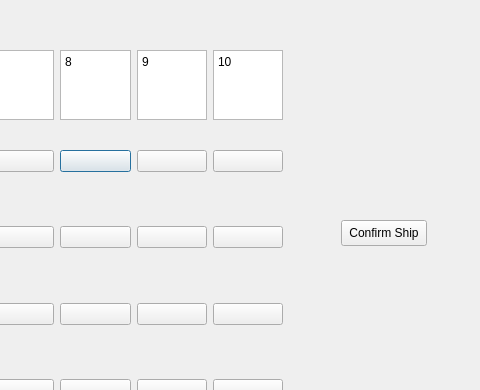
Qt form battleship.ui (jackalot/Connect-4-Class-Project) before a commit; both pictures show x 589 to 1069 and y 0 to 390 of the 1069 by 736 pixel window.
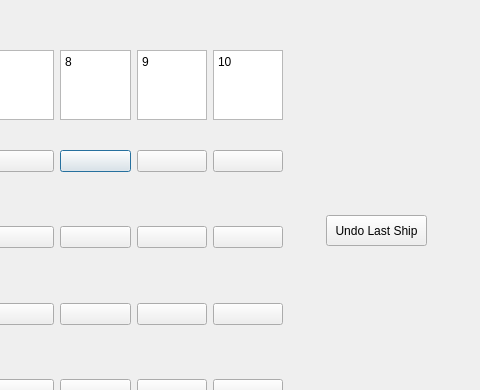
The same form after that commit.

Commit message: confirm ship has been changed to undo last ship

What changed in the file:
```diff
--- a/battleship.ui
+++ b/battleship.ui
@@ -868,14 +868,14 @@
   <widget class="QPushButton" name="ConfirmButton">
    <property name="geometry">
     <rect>
-     <x>930</x>
-     <y>220</y>
-     <width>86</width>
-     <height>26</height>
+     <x>915</x>
+     <y>215</y>
+     <width>101</width>
+     <height>31</height>
     </rect>
    </property>
    <property name="text">
-    <string>Confirm Ship</string>
+    <string>Undo Last Ship</string>
    </property>
   </widget>
  </widget>
```
Left out of the diff: 2 changed lines with no effect on the pictures.
